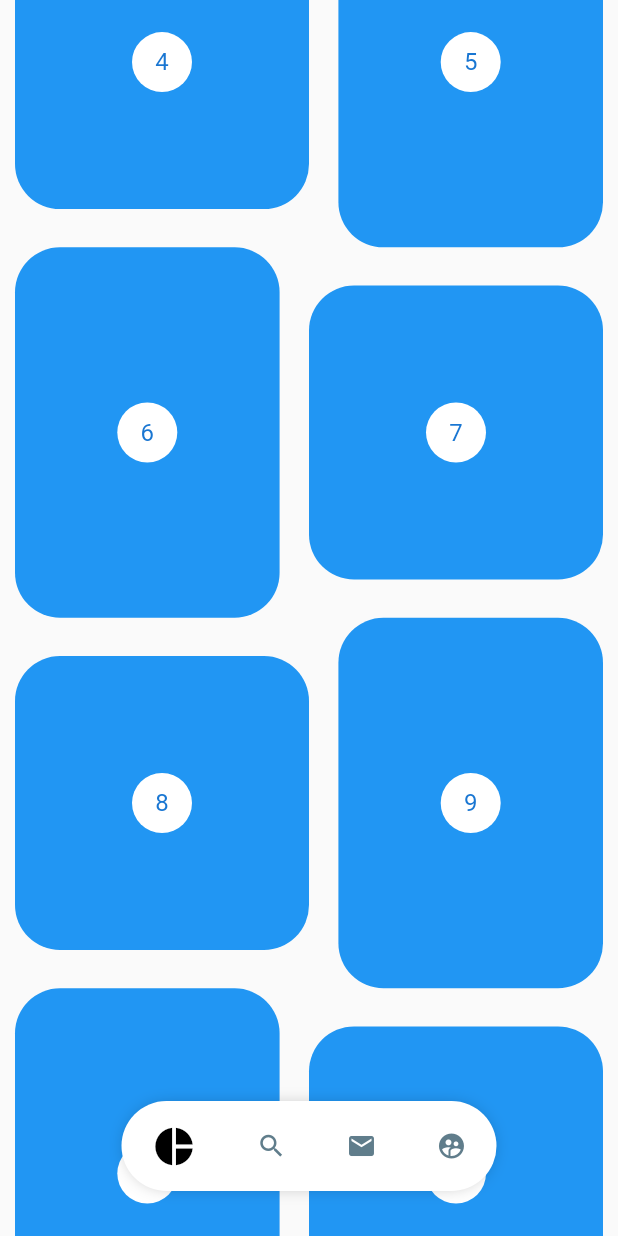
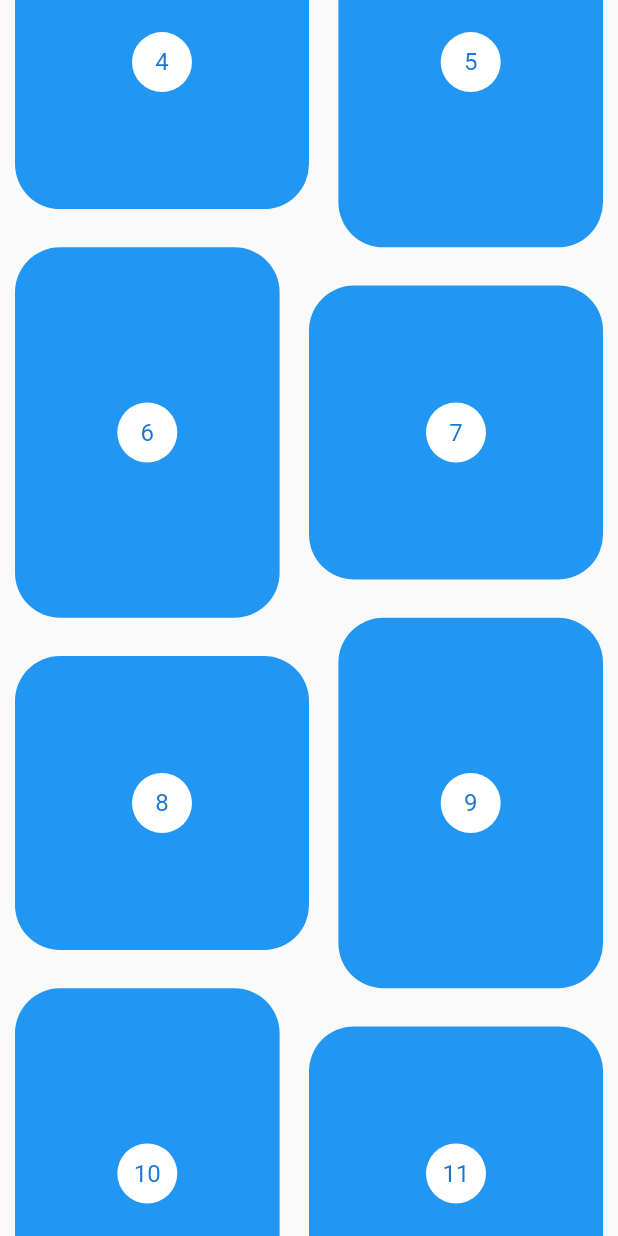
Before and after one commit to Coihue555/fl-disenos-app, a Flutter app: the screen it shows after launch, scrolled down 576 dp, on a phone screen of 412 x 824 dp. Run offline on Flutter 3.47's test engine with Material 2 defaults, Android fonts, the phone set to English and light mode, and no system bars; our stand-ins replace flutter_svg.

Commit message:
pinterest layout final

```diff
--- a/disenos_app/lib/src/pages/pinterest_page.dart
+++ b/disenos_app/lib/src/pages/pinterest_page.dart
@@ -1,6 +1,10 @@
+
+import 'package:flutter/material.dart';
+import 'package:provider/provider.dart';
+
+import 'package:flutter_staggered_grid_view/flutter_staggered_grid_view.dart';
 import 'package:disenos_app/src/widgets/pinterest_menu.dart';
-import 'package:flutter/material.dart';
-import 'package:flutter_staggered_grid_view/flutter_staggered_grid_view.dart';
+
 
 class PinterestPage extends StatelessWidget {
   const PinterestPage({Key? key}) : super(key: key);
@@ -10,36 +14,88 @@ class PinterestPage extends StatelessWidget {
 
   @override
   Widget build(BuildContext context) {
-    final widthPantalla = MediaQuery.of(context).size.width;
-    return Scaffold(
+    return ChangeNotifierProvider(
+      create: (_) => _MenuModel(),
+      child: Scaffold(
         //body: PinterestMenu(),
         body: Stack(
           children: [
             PinterestGrid(),
-          Positioned(
+            _PinterestMenuLocation(),
+          ],
+        ),
+      ),
+    );
+  }
+}
+
+class _PinterestMenuLocation extends StatelessWidget {
+
+
+  @override
+  Widget build(BuildContext context) {
+    final widthPantalla = MediaQuery.of(context).size.width;
+    final mostrar = Provider.of<_MenuModel>(context).mostrar;
+
+    return Positioned(
       bottom: 30,
       child: Container(
         width: widthPantalla,
         child: Align(
           alignment: Alignment.bottomCenter,
-                child: PinterestMenu()
+          child: PinterestMenu(
+            mostrar: mostrar,
+            items: [
+              PinterestButton(icon: Icons.pie_chart, onPressed: (){ }),
+              PinterestButton(icon: Icons.search, onPressed: (){ }),
+              PinterestButton(icon: Icons.mail, onPressed: (){ }),
+              PinterestButton(icon: Icons.supervised_user_circle, onPressed: (){ }),
+            ],
           )
         )
-          ),
-        ],
-      ),
+      )
     );
   }
 }
 
-class PinterestGrid extends StatelessWidget {
+class PinterestGrid extends StatefulWidget {
+  @override
+  State<PinterestGrid> createState() => _PinterestGridState();
+}
+
+class _PinterestGridState extends State<PinterestGrid> {
   final List<int> items = List.generate(200, (index) => index);
+  ScrollController controller = ScrollController();
+  double scrollAnterior = 0;
+
+  @override
+  void initState() {
+    controller.addListener(() {
+      if( controller.offset > scrollAnterior && controller.offset > 150){
+        Provider.of<_MenuModel>(context, listen: false).mostrar = false;
+      } else {
+        Provider.of<_MenuModel>(context, listen: false).mostrar = true;
+      }
+
+      scrollAnterior = controller.offset;
+    });
+    super.initState();
+  }
+
+  @override
+  void dispose() {
+    controller.dispose();
+    super.dispose();
+  }
 
   @override
   Widget build(BuildContext context) {
+
     return GridView.custom(
+      controller: controller,
       padding: const EdgeInsets.symmetric(horizontal: 10),
       gridDelegate: SliverWovenGridDelegate.count(
+
         crossAxisCount: 2,
         pattern: [
           const WovenGridTile(1),
@@ -79,3 +135,15 @@ class _PinterestItem extends StatelessWidget {
     );
   }
 }
+
+class _MenuModel with ChangeNotifier{
+
+  bool _mostrar = true;
+
+  bool get mostrar => this._mostrar;
+
+  set mostrar(bool valor) {
+    this._mostrar = valor;
+    notifyListeners();
+  }
+}
--- a/disenos_app/lib/src/widgets/pinterest_menu.dart
+++ b/disenos_app/lib/src/widgets/pinterest_menu.dart
@@ -14,21 +14,47 @@ class PinterestButton{
 
 class PinterestMenu extends StatelessWidget {
 
-  final List<PinterestButton> items = [
-    PinterestButton(icon: Icons.pie_chart, onPressed: (){ }),
-    PinterestButton(icon: Icons.search, onPressed: (){ }),
-    PinterestButton(icon: Icons.mail, onPressed: (){ }),
-    PinterestButton(icon: Icons.supervised_user_circle, onPressed: (){ }),
-  ];
+  final bool mostrar;
+  final Color backgroundColor;
+  final Color activeColor;
+  final Color inactiveColor;
+  final List<PinterestButton> items;
+
+
+  // final List<PinterestButton> items = [
+  //   PinterestButton(icon: Icons.pie_chart, onPressed: (){ }),
+  //   PinterestButton(icon: Icons.search, onPressed: (){ }),
+  //   PinterestButton(icon: Icons.mail, onPressed: (){ }),
+  //   PinterestButton(icon: Icons.supervised_user_circle, onPressed: (){ }),
+  // ];
+
+  PinterestMenu({
+    this.mostrar         = true,
+    this.backgroundColor = Colors.white,
+    this.activeColor     = Colors.black,
+    this.inactiveColor   = Colors.blueGrey,
+    required this.items
+    });
 
 
   @override
   Widget build(BuildContext context) {
     return ChangeNotifierProvider(
       create: ( _ ) => _MenuModel(),
-      child: _PinterestMenuBackground(
-        child: _MenuItems(items),
-       ),
+      child: AnimatedOpacity(
+        duration: const Duration(milliseconds: 250),
+        opacity: ( mostrar ) ? 1 : 0,
+        child: Builder(
+          builder: (context) {
+            Provider.of<_MenuModel>(context).backgroundColor = backgroundColor;
+            Provider.of<_MenuModel>(context).activeColor     = activeColor;
+            Provider.of<_MenuModel>(context).inactiveColor   = inactiveColor;
+            return _PinterestMenuBackground(
+              child: _MenuItems(items),
+             );
+          }
+        ),
+      ),
     );
   }
 }
@@ -40,12 +66,14 @@ class _PinterestMenuBackground extends StatelessWidget {
 
   @override
   Widget build(BuildContext context) {
+
+    Color backgroundColor = Provider.of<_MenuModel>(context).backgroundColor;
     return Container(
       child: child,
       width: 250,
       height: 60,
       decoration: BoxDecoration(
-        color: Colors.white,
+        color: backgroundColor,
         borderRadius: BorderRadius.circular(30),
         boxShadow: const <BoxShadow>[
           BoxShadow(
@@ -87,6 +115,7 @@ class _PinterestMenuButton extends StatelessWidget {
   Widget build(BuildContext context) {
 
     final itemSeleccionado = Provider.of<_MenuModel>(context).itemSeleccionado;
+    final menuModel = Provider.of<_MenuModel>(context);
 
     return GestureDetector(
       onTap: (){
@@ -98,7 +127,7 @@ class _PinterestMenuButton extends StatelessWidget {
         child: Icon(
           item.icon,
           size: ( itemSeleccionado == index ) ? 30 : 20,
-          color: ( itemSeleccionado == index ) ? Colors.black : Colors.blueGrey,
+          color: ( itemSeleccionado == index ) ? menuModel.activeColor : menuModel.inactiveColor,
           ),
       ),
     );
@@ -108,6 +137,9 @@ class _PinterestMenuButton extends StatelessWidget {
 
 class _MenuModel extends ChangeNotifier{
   int _itemSeleccionado = 0;
+  Color backgroundColor = Colors.white;
+  Color activeColor     = Colors.black;
+  Color inactiveColor   = Colors.blueGrey;
 
   int get itemSeleccionado => this._itemSeleccionado;
   set itemSeleccionado( int index ){
```
Lines whose indentation alone changed are shown as unchanged.
